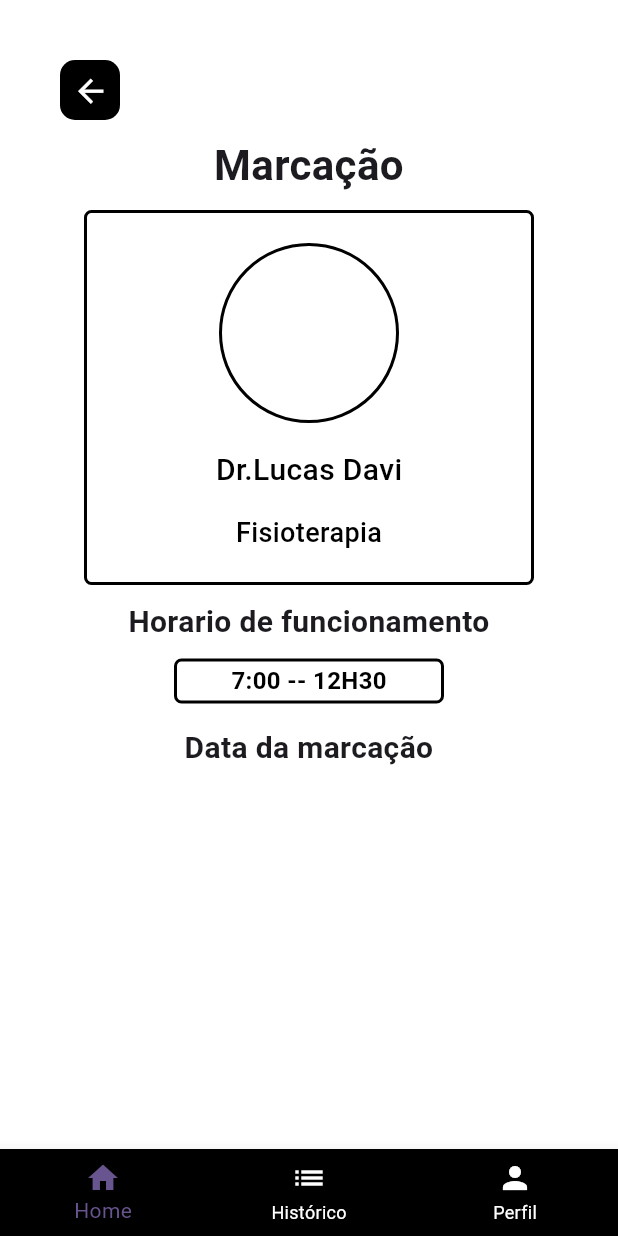
After one commit to Xpert-Xperience/mais_saude_application, a Flutter app: the marcacao1 screen opened directly, item 2 of the bottom bar chosen, after a tap on "Fisioterapia", on a phone screen of 412 x 824 dp. The commit adds this screen. Run offline on Flutter 3.47's test engine with Material 3 defaults, Android fonts, the phone set to English and light mode, and no system bars; our stand-ins replace sqflite; accounts and stored records are empty.

Commit message:
tela de marcacao

```diff
--- /dev/null
+++ b/lib/view/confmarcacao/confmarcacao_view.dart
@@ -0,0 +1,15 @@
+import 'package:flutter/material.dart';
+
+class confirmacao extends StatefulWidget {
+  const confirmacao({super.key});
+
+  @override
+  State<confirmacao> createState() => _confirmacaoState();
+}
+
+class _confirmacaoState extends State<confirmacao> {
+  @override
+  Widget build(BuildContext context) {
+    return const Placeholder();
+  }
+}
--- a/lib/view/inicio/inicio_view.dart
+++ b/lib/view/inicio/inicio_view.dart
@@ -26,7 +26,6 @@ class _inicialState extends State<inicial> {
       color: Colors.white,
       width: 550,
       child: Column(
-
         children: <Widget>[
           const SizedBox(height: 100),
           SizedBox(
@@ -55,7 +54,10 @@ class _inicialState extends State<inicial> {
             onPressed: () {
               Navigator.push(
                 context,
-                MaterialPageRoute(builder: (context) => const LoginView(key: null,)),
+                MaterialPageRoute(
+                    builder: (context) => const LoginView(
+                          key: null,
+                        )),
               );
             },
             style: ButtonStyle(
--- a/lib/view/login/login_view.dart
+++ b/lib/view/login/login_view.dart
@@ -128,7 +128,8 @@ class _LoginViewState extends State<LoginView> {
           onTap: () {
             Navigator.push(
               context,
-              MaterialPageRoute(builder: (context) => const ConfirmarEsqueceuSenha()),
+              MaterialPageRoute(
+                  builder: (context) => const ConfirmarEsqueceuSenha()),
             );
           },
           child: const Text(
--- /dev/null
+++ b/lib/view/marcacao1/marcacao1_view.dart
@@ -0,0 +1,209 @@
+import 'package:flutter/material.dart';
+import 'package:mais_saude/view/perfil/perfil.dart';
+import 'package:mais_saude/view/principal/principal_view.dart';
+
+class marcacao1 extends StatefulWidget {
+  const marcacao1({super.key});
+
+  @override
+  State<marcacao1> createState() => _marcacao1State();
+}
+
+class _marcacao1State extends State<marcacao1> {
+  @override
+  Widget build(BuildContext context) {
+    return Scaffold(
+      backgroundColor: Colors.white,
+      body: SingleChildScrollView(
+        child: Padding(
+          padding: const EdgeInsets.all(40.0),
+          child: Column(
+            mainAxisAlignment: MainAxisAlignment.center,
+            crossAxisAlignment: CrossAxisAlignment.center,
+            children: [
+              Row(
+                mainAxisAlignment: MainAxisAlignment.start,
+                children: [
+                  Container(
+                    width: 40,
+                    height: 40,
+                    decoration: BoxDecoration(
+                      color: const Color.fromARGB(255, 0, 0, 0),
+                      shape: BoxShape.rectangle,
+                      borderRadius: BorderRadius.circular(10),
+                    ),
+                    child: IconButton(
+                      icon: const Icon(
+                        Icons.arrow_back,
+                        color: Colors.white,
+                        size: 25,
+                      ),
+                      onPressed: () {
+                        Navigator.push(
+                          context,
+                          MaterialPageRoute(
+                              builder: (context) => const Principal()),
+                        );
+                      },
+                    ),
+                  ),
+                ],
+              ),
+              const SizedBox(height: 10),
+              const Text(
+                'Marcação',
+                textAlign: TextAlign.center,
+                style: TextStyle(fontSize: 28, fontWeight: FontWeight.w600),
+              ),
+              const SizedBox(height: 10),
+              Center(
+                child: Container(
+                  width: 300,
+                  height: 250,
+                  padding: const EdgeInsets.symmetric(horizontal: 8),
+                  decoration: BoxDecoration(
+                    border: Border.all(
+                      color: Colors.black,
+                      width: 2,
+                    ),
+                    borderRadius: BorderRadius.circular(5),
+                  ),
+                  child: Stack(
+                    children: [
+                      Positioned(
+                        top: 20,
+                        left: 0,
+                        right: 0,
+                        child: Container(
+                          width: 120,
+                          height: 120,
+                          decoration: BoxDecoration(
+                            shape: BoxShape.circle,
+                            color: Color.fromARGB(255, 255, 255, 255),
+                            border: Border.all(
+                              color: Colors.black,
+                              width: 2,
+                            ),
+                          ),
+                        ),
+                      ),
+                      Positioned(
+                        bottom: 60,
+                        left: 0,
+                        right: 0,
+                        child: Container(
+                          alignment: Alignment.center,
+                          child: Text(
+                            'Dr.Lucas Davi',
+                            style: TextStyle(
+                              fontSize: 20,
+                              fontWeight: FontWeight.w500,
+                              color: Colors.black,
+                            ),
+                          ),
+                        ),
+                      ),
+                      Positioned(
+                        bottom: 20,
+                        left: 0,
+                        right: 0,
+                        child: Container(
+                          alignment: Alignment.center,
+                          child: Text(
+                            'Fisioterapia', //Aqui o valor do text precisa ser alterado de acordo com a escolha da tela inicial
+                            style: TextStyle(
+                              fontSize: 18,
+                              fontWeight: FontWeight.w500,
+                              color: Colors.black,
+                            ),
+                          ),
+                        ),
+                      ),
+                    ],
+                  ),
+                ),
+              ),
+              const SizedBox(height: 10),
+              const Text(
+                'Horario de funcionamento',
+                textAlign: TextAlign.center,
+                style: TextStyle(fontSize: 20, fontWeight: FontWeight.w600),
+              ),
+              const SizedBox(height: 10),
+              Center(
+                child: Container(
+                  width: 180,
+                  height: 30,
+                  padding: const EdgeInsets.symmetric(horizontal: 8),
+                  decoration: BoxDecoration(
+                    border: Border.all(
+                      color: Colors.black,
+                      width: 2,
+                    ),
+                    borderRadius: BorderRadius.circular(5),
+                  ),
+                  child: Center(
+                    child: Text(
+                      '7:00 -- 12H30',
+                      style: TextStyle(
+                        fontSize: 16,
+                        fontWeight: FontWeight.bold,
+                        color: Colors.black,
+                      ),
+                    ),
+                  ),
+                ),
+              ),
+              const SizedBox(height: 15),
+              const Text(
+                'Data da marcação',
+                textAlign: TextAlign.center,
+                style: TextStyle(fontSize: 20, fontWeight: FontWeight.w600),
+              ),
+            ],
+          ),
+        ),
+      ),
+      bottomNavigationBar: BottomNavigationBar(
+        backgroundColor: Colors.black,
+        unselectedItemColor: Colors.white,
+        items: const <BottomNavigationBarItem>[
+          BottomNavigationBarItem(
+            icon: Icon(Icons.home),
+            label: 'Home',
+          ),
+          BottomNavigationBarItem(
+            icon: Icon(Icons.list),
+            label: 'Histórico',
+          ),
+          BottomNavigationBarItem(
+            icon: Icon(Icons.person),
+            label: 'Perfil',
+          ),
+        ],
+        onTap: (index) {
+          switch (index) {
+            case 0:
+              Navigator.push(
+                context,
+                MaterialPageRoute(builder: (context) => const Principal()),
+              );
+              break;
+            case 1:
+              Navigator.push(
+                context,
+                MaterialPageRoute(builder: (context) => const Principal()),
+              );
+              break;
+            case 2:
+              Navigator.push(
+                context,
+                MaterialPageRoute(builder: (context) => const Perfil()),
+              );
+              break;
+          }
+        },
+      ),
+    );
+  }
+}
--- /dev/null
+++ b/lib/view/marcacao2/marcacao_view.dart
@@ -0,0 +1,15 @@
+import 'package:flutter/material.dart';
+
+class marcacao2 extends StatefulWidget {
+  const marcacao2({super.key});
+
+  @override
+  State<marcacao2> createState() => _marcacao2State();
+}
+
+class _marcacao2State extends State<marcacao2> {
+  @override
+  Widget build(BuildContext context) {
+    return const Placeholder();
+  }
+}
--- a/lib/view/principal/principal_view.dart
+++ b/lib/view/principal/principal_view.dart
@@ -1,6 +1,5 @@
 import 'package:flutter/material.dart';
-import 'package:mais_saude/view/cadastro/cadastro_view.dart';
-import 'package:mais_saude/view/login/login_view.dart';
+import 'package:mais_saude/view/marcacao1/marcacao1_view.dart';
 import 'package:mais_saude/view/perfil/perfil.dart';
 
 class Principal extends StatefulWidget {
@@ -61,21 +60,20 @@ class _PrincipalState extends State<Principal> {
                 ),
               ),
             ),
-
-            const SizedBox(height:50),
+            const SizedBox(height: 50),
             Row(
               mainAxisAlignment: MainAxisAlignment.spaceEvenly,
               children: [
                 GestureDetector(
                   onTap: () => Navigator.pushReplacement(
                     context,
-                    MaterialPageRoute(builder: (context) => const LoginView()),
+                    MaterialPageRoute(builder: (context) => const marcacao1()),
                   ),
                   child: Column(
                     children: [
                       Container(
-                        width: 150,
-                        height: 120,
+                        width: 125,
+                        height: 115,
                         decoration: BoxDecoration(
                           border: Border.all(),
                           borderRadius: BorderRadius.circular(5),
@@ -89,21 +87,20 @@ class _PrincipalState extends State<Principal> {
                           style: TextStyle(
                             fontSize: 20,
                             fontWeight: FontWeight.bold,
-                       )
-                      )
+                          ))
                     ],
                   ),
                 ),
                 GestureDetector(
                   onTap: () => Navigator.pushReplacement(
                     context,
-                    MaterialPageRoute(builder: (context) => const CadastroView()),
+                    MaterialPageRoute(builder: (context) => const marcacao1()),
                   ),
                   child: Column(
                     children: [
                       Container(
-                        width: 150,
-                        height: 120,
+                        width: 125,
+                        height: 115,
                         decoration: BoxDecoration(
                           border: Border.all(),
                           borderRadius: BorderRadius.circular(5),
@@ -113,12 +110,13 @@ class _PrincipalState extends State<Principal> {
                           fit: BoxFit.contain,
                         ),
                       ),
-                        const Text('Odontologia',
+                      const Text(
+                        'Odontologia',
                         style: TextStyle(
                           fontSize: 20,
                           fontWeight: FontWeight.bold,
-      ),),
-
+                        ),
+                      ),
                     ],
                   ),
                 ),
@@ -131,13 +129,13 @@ class _PrincipalState extends State<Principal> {
                 GestureDetector(
                   onTap: () => Navigator.pushReplacement(
                     context,
-                    MaterialPageRoute(builder: (context) => const LoginView()),
+                    MaterialPageRoute(builder: (context) => const marcacao1()),
                   ),
                   child: Column(
                     children: [
                       Container(
-                        width: 150,
-                        height: 120,
+                        width: 125,
+                        height: 115,
                         decoration: BoxDecoration(
                           border: Border.all(),
                           borderRadius: BorderRadius.circular(5),
@@ -147,24 +145,27 @@ class _PrincipalState extends State<Principal> {
                           fit: BoxFit.contain,
                         ),
                       ),
-                        const Text('Clínico Geral',
+                      const Text(
+                        'Clínico Geral',
                         style: TextStyle(
                           fontSize: 20, // Tamanho da fonte
-                      fontWeight: FontWeight.bold, // Peso da fonte (negrito)
-      ),),
+                          fontWeight:
+                              FontWeight.bold, // Peso da fonte (negrito)
+                        ),
+                      ),
                     ],
                   ),
                 ),
                 GestureDetector(
                   onTap: () => Navigator.pushReplacement(
                     context,
-                    MaterialPageRoute(builder: (context) => const LoginView()),
+                    MaterialPageRoute(builder: (context) => const marcacao1()),
                   ),
                   child: Column(
                     children: [
                       Container(
-                        width: 150,
-                        height: 120,
+                        width: 125,
+                        height: 115,
                         decoration: BoxDecoration(
                           border: Border.all(),
                           borderRadius: BorderRadius.circular(5),
@@ -174,12 +175,13 @@ class _PrincipalState extends State<Principal> {
                           fit: BoxFit.contain,
                         ),
                       ),
-                       const Text('Psicologia',
+                      const Text(
+                        'Psicologia',
                         style: TextStyle(
                           fontSize: 20,
                           fontWeight: FontWeight.bold,
-      ),),
-
+                        ),
+                      ),
                     ],
                   ),
                 ),
@@ -206,22 +208,21 @@ class _PrincipalState extends State<Principal> {
           ),
         ],
         onTap: (index) {
-
           switch (index) {
             case 0:
-              Navigator.pushReplacement(
+              Navigator.push(
                 context,
-                MaterialPageRoute(builder: (context) => const LoginView()),
+                MaterialPageRoute(builder: (context) => const Principal()),
               );
               break;
             case 1:
-              Navigator.pushReplacement(
+              Navigator.push(
                 context,
                 MaterialPageRoute(builder: (context) => const Principal()),
               );
               break;
             case 2:
-              Navigator.pushReplacement(
+              Navigator.push(
                 context,
                 MaterialPageRoute(builder: (context) => const Perfil()),
               );
```
Also changed, not shown: lib/view/cadastro/cadastro_view.dart (+12 -4 lines), lib/view/esqueceu_senha/confirmar_esqueceu_senha_view.dart (+22 -12 lines), lib/view/esqueceu_senha/novaSenha.dart (+28 -15 lines), lib/view/perfil/perfil.dart (+10 -5 lines), pubspec.lock. Lines whose indentation alone changed are shown as unchanged.
